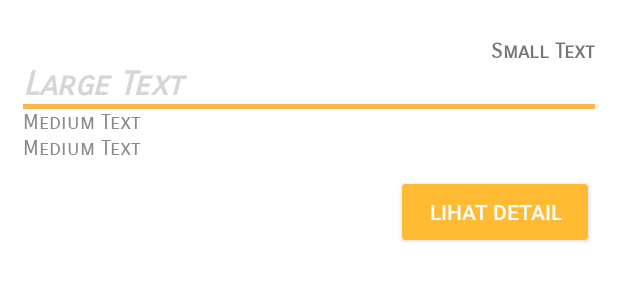
After one commit to lskk/GHV-Mobile, an Android app: the layout fragment_program_detail.xml on its own in the app's theme, with its tools: preview values and no code run, on a phone screen of 412 x 824 dp. The commit adds this screen. Shown: the top 300 px of the screen. Run offline under Robolectric (Android 15) with nearby library versions, the phone set to English and light mode, and no system bars.

Commit message:
Menambahkan Fragment map

```diff
--- a/app/src/main/java/pptik/startup/ghvmobile/setup/ApplicationConstants.java
+++ b/app/src/main/java/pptik/startup/ghvmobile/setup/ApplicationConstants.java
@@ -46,10 +46,7 @@ public interface ApplicationConstants {
   static final String USER_PREFS_NAME="UserDetails";
   static final String USER_LATITUDE="LaTidude";
   static final String USER_LONGITUDE="LongiTude";
-
+  static final int MARKER_ME = 0,MARKER_ADMIN=1,MARKER_USER=2,MARKER_PROGRAM=3;
   //------- MARKER PREFS NAME
-  static final String MARKER_TOTAL_VALUE = "marker_total_value";
-  static final String MARKER_USER = "marker_user";
-  static final String MARKER_PROGRAM = "marker_program";
 
 }
--- /dev/null
+++ b/app/src/main/res/layout/fragment_program_detail.xml
@@ -0,0 +1,93 @@
+<LinearLayout xmlns:android="http://schemas.android.com/apk/res/android"
+    xmlns:tools="http://schemas.android.com/tools"
+    android:layout_width="match_parent"
+    android:orientation="vertical"
+    android:layout_height="match_parent"
+    android:background="@color/white"
+    tools:context=".fragments.MarkerUserFragment">
+
+    <FrameLayout
+        android:layout_width="match_parent"
+        android:background="@android:color/white"
+        android:layout_height="10dp"
+        android:layout_marginBottom="10dp"></FrameLayout>
+
+    <LinearLayout
+        android:layout_margin="5dp"
+        android:orientation="horizontal"
+        android:layout_width="match_parent"
+        android:layout_height="wrap_content"
+        android:background="@drawable/bg_rounded_porcelen"
+        android:layout_gravity="center_horizontal"
+        android:paddingLeft="10dp"
+        android:paddingRight="10dp"
+        android:weightSum="1">
+
+
+        <LinearLayout
+            android:orientation="vertical"
+            android:layout_width="match_parent"
+            android:layout_height="wrap_content"
+            android:background="@color/white">
+            <TextView
+                android:fontFamily="sans-serif-smallcaps"
+                android:layout_width="match_parent"
+                android:layout_height="wrap_content"
+                android:textAppearance="?android:attr/textAppearanceSmall"
+                android:text="Small Text"
+                android:textStyle="bold"
+                android:id="@+id/fragment_program_start"
+                android:layout_gravity="left"
+                android:gravity="right" />
+            <TextView
+                android:layout_width="match_parent"
+                android:layout_height="wrap_content"
+                android:fontFamily="sans-serif-smallcaps"
+                android:textAppearance="?android:attr/textAppearanceLarge"
+                android:text="Large Text"
+                android:id="@+id/fragment_program_name"
+                android:textColor="@color/red_500"
+                android:textStyle="bold|italic"
+                android:gravity="center_vertical|left" />
+
+            <View
+                android:layout_width="match_parent"
+                android:layout_height="3dp"
+                android:background="@color/actlighorange"
+                android:paddingBottom="8dp" />
+
+
+            <TextView
+                android:fontFamily="sans-serif-smallcaps"
+                android:layout_width="match_parent"
+                android:layout_height="wrap_content"
+                android:textAppearance="?android:attr/textAppearanceSmall"
+                android:text="Medium Text"
+                android:id="@+id/fragment_program_supervisor"
+                android:layout_gravity="left|center_horizontal|right"
+                android:textColor="@color/gray3" />
+            <TextView
+                android:fontFamily="sans-serif-smallcaps"
+                android:layout_width="match_parent"
+                android:layout_height="wrap_content"
+                android:textAppearance="?android:attr/textAppearanceSmall"
+                android:text="Medium Text"
+                android:id="@+id/fragment_program_verified"
+                android:layout_gravity="left|center_horizontal|right"
+                android:textColor="@color/gray3" />
+
+        </LinearLayout>
+    </LinearLayout>
+
+    <Button
+        android:layout_width="124dp"
+        android:layout_height="37dp"
+        android:text="Lihat Detail"
+        android:id="@+id/fragment_program_BTN_detail"
+        android:layout_gravity="right"
+        android:layout_marginTop="10dp"
+        android:layout_marginRight="20dp"
+        android:background="@drawable/bg_button_rounded_accent"
+        android:textColor="@color/white" />
+
+</LinearLayout>
```
Also changed, not shown: app/src/main/java/pptik/startup/ghvmobile/User_Relawan/RelawanMenu.java (+48 -63 lines), app/src/main/java/pptik/startup/ghvmobile/fragments/MarkerDetailFragment.java (deleted, +0 -23 lines), app/src/main/java/pptik/startup/ghvmobile/fragments/MarkerProgramFragment.java (added, +82 -0 lines), app/src/main/java/pptik/startup/ghvmobile/fragments/MarkerUserFragment.java (added, +86 -0 lines), app/src/main/res/layout/fragments_user_detail.xml (renamed from app/src/main/res/layout/fragments_marker_detail.xml, +8 -7 lines), app/src/main/res/layout/relawan_menu_content.xml (+1 -6 lines).
